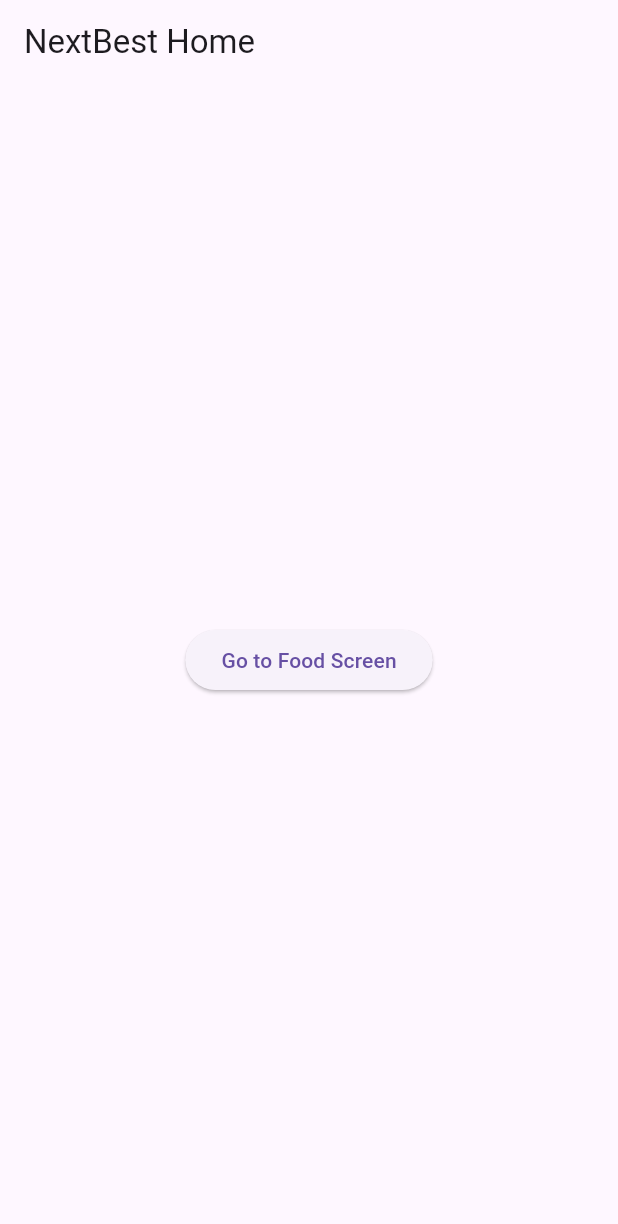
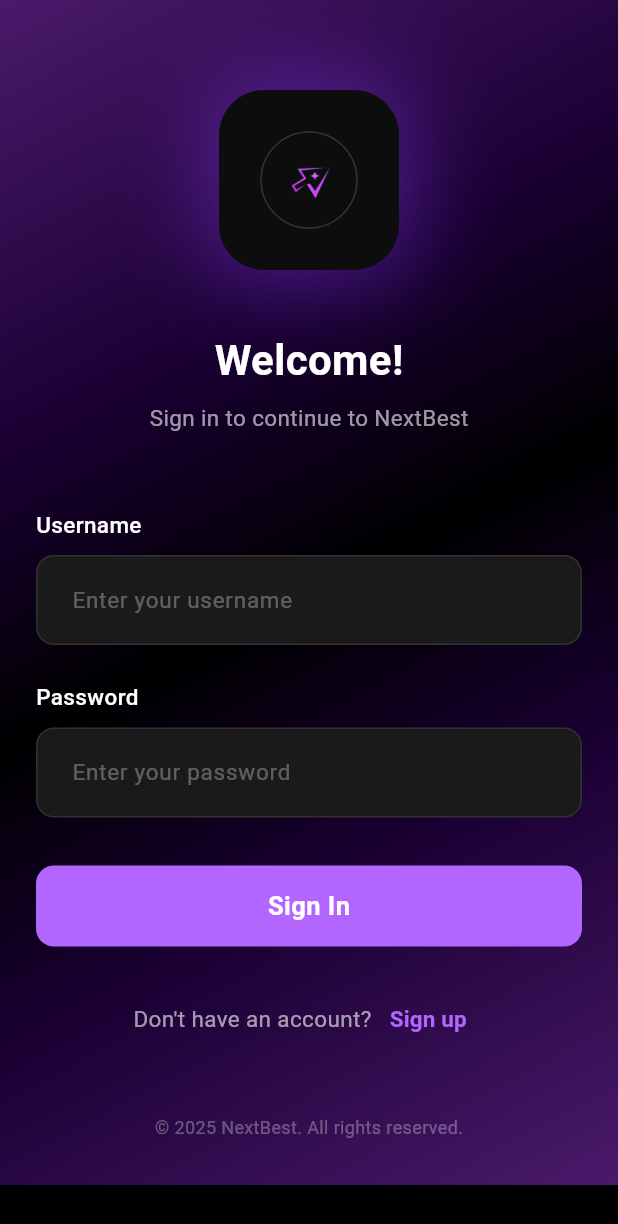
Before and after one commit to angelicav-v/NextBest, a Flutter app: the screen it shows after launch, on a phone screen of 412 x 824 dp. Shown: the top 1224 px of the screen. Run offline on Flutter 3.47's test engine with Material 3 defaults, Android fonts, the phone set to English and light mode, and no system bars; Roboto replaces fonts that are missing (SF Pro).

Commit message:
- Added loading screen - Added login screen - added gradient background for ease of implementation (hopefully) - adjusted main.dart accordingly - created assests folder with images to input logo - edited pubspec.yaml for the logo with (assests/images/nextbest_logo.png)

```diff
--- a/App/lib/main.dart
+++ b/App/lib/main.dart
@@ -1,20 +1,24 @@
 import 'package:flutter/material.dart';
-import 'screens/home_screen.dart';
+import 'screens/loading_screen.dart';
 
 void main() {
   runApp(const NextBestApp());
 }
 
 class NextBestApp extends StatelessWidget {
-  const NextBestApp({super.key});
+  const NextBestApp({Key? key}) : super(key: key);
 
   @override
   Widget build(BuildContext context) {
     return MaterialApp(
       title: 'NextBest',
+      theme: ThemeData(
+        brightness: Brightness.dark,
+        scaffoldBackgroundColor: Colors.black,
+        fontFamily: 'SF Pro',
+      ),
+      home: const LoadingScreen(),
       debugShowCheckedModeBanner: false,
-      theme: ThemeData(primarySwatch: Colors.deepPurple),
-      home: const HomeScreen(),
     );
   }
 }
--- /dev/null
+++ b/App/lib/screens/login_screen.dart
@@ -0,0 +1,271 @@
+import 'package:flutter/material.dart';
+import '../widgets/gradient_background.dart';
+
+class LoginScreen extends StatefulWidget {
+  const LoginScreen({Key? key}) : super(key: key);
+
+  @override
+  State<LoginScreen> createState() => _LoginScreenState();
+}
+
+class _LoginScreenState extends State<LoginScreen> {
+  final _usernameController = TextEditingController();
+  final _passwordController = TextEditingController();
+
+  @override
+  void dispose() {
+    _usernameController.dispose();
+    _passwordController.dispose();
+    super.dispose();
+  }
+
+  void _handleSignIn() {
+    // Handle sign in logic here
+    print('Username: ${_usernameController.text}');
+    print('Password: ${_passwordController.text}');
+  }
+
+  void _handleSignUp() {
+    // Handle sign up navigation
+    print('Navigate to sign up');
+  }
+
+  @override
+  Widget build(BuildContext context) {
+    return Scaffold(
+      body: GradientBackground(
+        child: SafeArea(
+          child: SingleChildScrollView(
+            child: Padding(
+              padding: const EdgeInsets.symmetric(horizontal: 24.0),
+              child: Column(
+                children: [
+                  const SizedBox(height: 60),
+                  // Logo
+                  Container(
+                    width: 120,
+                    height: 120,
+                    decoration: BoxDecoration(
+                      color: const Color(0xFF0D0D0D),
+                      borderRadius: BorderRadius.circular(30),
+                      boxShadow: [
+                        BoxShadow(
+                          color: const Color(0xFF8B3DFF).withOpacity(0.4),
+                          blurRadius: 50,
+                          spreadRadius: 8,
+                        ),
+                      ],
+                    ),
+                    child: Center(
+                      child: Container(
+                        width: 65,
+                        height: 65,
+                        decoration: BoxDecoration(
+                          shape: BoxShape.circle,
+                          border: Border.all(
+                            color: const Color(0xFF333333),
+                            width: 1,
+                          ),
+                        ),
+                        child: Center(
+                          child: Image.asset(
+                            'assets/images/nextbest_logo.png',
+                            width: 40,
+                            height: 40,
+                          ),
+                        ),
+                      ),
+                    ),
+                  ),
+                  const SizedBox(height: 40),
+                  const Text(
+                    'Welcome!',
+                    style: TextStyle(
+                      fontSize: 28,
+                      fontWeight: FontWeight.w600,
+                      color: Colors.white,
+                    ),
+                  ),
+                  const SizedBox(height: 8),
+                  Text(
+                    'Sign in to continue to NextBest',
+                    style: TextStyle(
+                      fontSize: 15,
+                      color: Colors.white.withOpacity(0.6),
+                    ),
+                  ),
+                  const SizedBox(height: 50),
+                  // Username field
+                  Column(
+                    crossAxisAlignment: CrossAxisAlignment.start,
+                    children: [
+                      const Text(
+                        'Username',
+                        style: TextStyle(
+                          fontSize: 15,
+                          color: Colors.white,
+                          fontWeight: FontWeight.w500,
+                        ),
+                      ),
+                      const SizedBox(height: 10),
+                      TextField(
+                        controller: _usernameController,
+                        style: const TextStyle(color: Colors.white),
+                        decoration: InputDecoration(
+                          hintText: 'Enter your username',
+                          hintStyle: TextStyle(
+                            color: Colors.white.withOpacity(0.3),
+                            fontSize: 15,
+                          ),
+                          filled: true,
+                          fillColor: const Color(0xFF1A1A1A),
+                          border: OutlineInputBorder(
+                            borderRadius: BorderRadius.circular(12),
+                            borderSide: BorderSide(
+                              color: Colors.white.withOpacity(0.1),
+                            ),
+                          ),
+                          enabledBorder: OutlineInputBorder(
+                            borderRadius: BorderRadius.circular(12),
+                            borderSide: BorderSide(
+                              color: Colors.white.withOpacity(0.1),
+                            ),
+                          ),
+                          focusedBorder: OutlineInputBorder(
+                            borderRadius: BorderRadius.circular(12),
+                            borderSide: const BorderSide(
+                              color: Color(0xFFB366FF),
+                              width: 1.5,
+                            ),
+                          ),
+                          contentPadding: const EdgeInsets.symmetric(
+                            horizontal: 20,
+                            vertical: 18,
+                          ),
+                        ),
+                      ),
+                    ],
+                  ),
+                  const SizedBox(height: 24),
+                  // Password field
+                  Column(
+                    crossAxisAlignment: CrossAxisAlignment.start,
+                    children: [
+                      const Text(
+                        'Password',
+                        style: TextStyle(
+                          fontSize: 15,
+                          color: Colors.white,
+                          fontWeight: FontWeight.w500,
+                        ),
+                      ),
+                      const SizedBox(height: 10),
+                      TextField(
+                        controller: _passwordController,
+                        obscureText: true,
+                        style: const TextStyle(color: Colors.white),
+                        decoration: InputDecoration(
+                          hintText: 'Enter your password',
+                          hintStyle: TextStyle(
+                            color: Colors.white.withOpacity(0.3),
+                            fontSize: 15,
+                          ),
+                          filled: true,
+                          fillColor: const Color(0xFF1A1A1A),
+                          border: OutlineInputBorder(
+                            borderRadius: BorderRadius.circular(12),
+                            borderSide: BorderSide(
+                              color: Colors.white.withOpacity(0.1),
+                            ),
+                          ),
+                          enabledBorder: OutlineInputBorder(
+                            borderRadius: BorderRadius.circular(12),
+                            borderSide: BorderSide(
+                              color: Colors.white.withOpacity(0.1),
+                            ),
+                          ),
+                          focusedBorder: OutlineInputBorder(
+                            borderRadius: BorderRadius.circular(12),
+                            borderSide: const BorderSide(
+                              color: Color(0xFFB366FF),
+                              width: 1.5,
+                            ),
+                          ),
+                          contentPadding: const EdgeInsets.symmetric(
+                            horizontal: 20,
+                            vertical: 18,
+                          ),
+                        ),
+                      ),
+                    ],
+                  ),
+                  const SizedBox(height: 32),
+                  // Sign In Button
+                  SizedBox(
+                    width: double.infinity,
+                    height: 54,
+                    child: ElevatedButton(
+                      onPressed: _handleSignIn,
+                      style: ElevatedButton.styleFrom(
+                        backgroundColor: const Color(0xFFB366FF),
+                        foregroundColor: Colors.white,
+                        elevation: 0,
+                        shape: RoundedRectangleBorder(
+                          borderRadius: BorderRadius.circular(12),
+                        ),
+                        shadowColor: const Color(0xFFB366FF).withOpacity(0.5),
+                      ),
+                      child: const Text(
+                        'Sign In',
+                        style: TextStyle(
+                          fontSize: 17,
+                          fontWeight: FontWeight.w600,
+                          letterSpacing: 0.3,
+                        ),
+                      ),
+                    ),
+                  ),
+                  const SizedBox(height: 24),
+                  // Sign Up Link
+                  Row(
+                    mainAxisAlignment: MainAxisAlignment.center,
+                    children: [
+                      Text(
+                        "Don't have an account?",
+                        style: TextStyle(
+                          color: Colors.white.withOpacity(0.6),
+                          fontSize: 15,
+                        ),
+                      ),
+                      TextButton(
+                        onPressed: _handleSignUp,
+                        child: const Text(
+                          'Sign up',
+                          style: TextStyle(
+                            color: Color(0xFFB366FF),
+                            fontSize: 15,
+                            fontWeight: FontWeight.w600,
+                          ),
+                        ),
+                      ),
+                    ],
+                  ),
+                  const SizedBox(height: 40),
+                  // Copyright
+                  Text(
+                    '© 2025 NextBest. All rights reserved.',
+                    style: TextStyle(
+                      color: Colors.white.withOpacity(0.3),
+                      fontSize: 12,
+                    ),
+                  ),
+                  const SizedBox(height: 30),
+                ],
+              ),
+            ),
+          ),
+        ),
+      ),
+    );
+  }
+}
--- /dev/null
+++ b/App/lib/widgets/gradient_background.dart
@@ -0,0 +1,28 @@
+import 'package:flutter/material.dart';
+
+class GradientBackground extends StatelessWidget {
+  final Widget child;
+
+  const GradientBackground({Key? key, required this.child}) : super(key: key);
+
+  @override
+  Widget build(BuildContext context) {
+    return Container(
+      decoration: const BoxDecoration(
+        gradient: LinearGradient(
+          begin: Alignment.topLeft,
+          end: Alignment.bottomRight,
+          colors: [
+            Color(0xFF4A1A6B), // Deep purple top-left
+            Color(0xFF1A0033), // Dark purple center
+            Color(0xFF000000), // Black center-right
+            Color(0xFF1A0033), // Dark purple bottom-left
+            Color(0xFF4A1A6B), // Deep purple bottom-right
+          ],
+          stops: [0.0, 0.3, 0.5, 0.7, 1.0],
+        ),
+      ),
+      child: child,
+    );
+  }
+}
--- a/App/main.dart
+++ b/App/main.dart
@@ -12,7 +12,7 @@ class NextBestApp extends StatelessWidget {
     return MaterialApp(
       title: 'NextBest',
       debugShowCheckedModeBanner: false,
-      theme: new ThemeData(scaffoldBackgroundColor: const Color(( 0xFF6A1B9A)),),
+      theme: ThemeData(scaffoldBackgroundColor: const Color(( 0xFF6A1B9A)),),
       home: const HomePage(),
     );
   }
--- a/App/pubspec.yaml
+++ b/App/pubspec.yaml
@@ -58,8 +58,9 @@ flutter:
   uses-material-design: true
 
   # To add assets to your application, add an assets section, like this:
-  # assets:
-  #   - images/a_dot_burr.jpeg
+  assets:
+      - assets/images/nextbest_logo.png
+
   #   - images/a_dot_ham.jpeg
 
   # An image asset can refer to one or more resolution-specific "variants", see
```
Also changed, not shown: App/lib/screens/loading_screen.dart (added, +170 -0 lines), App/assets/images/nextbest_logo.png (added).
